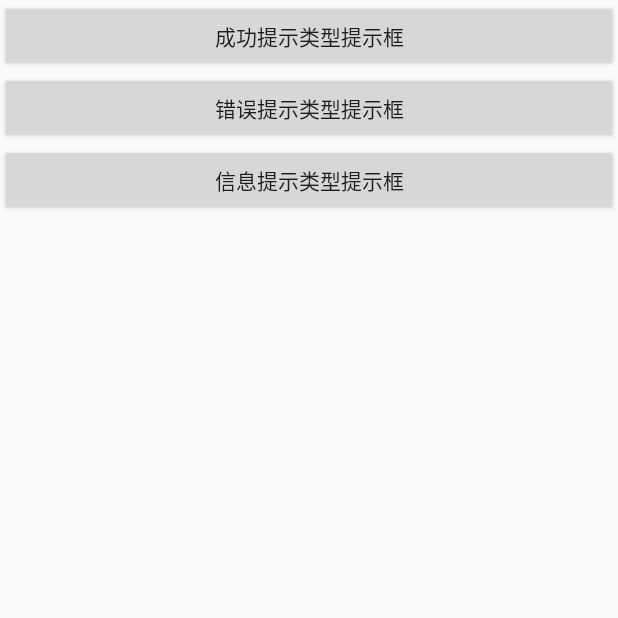
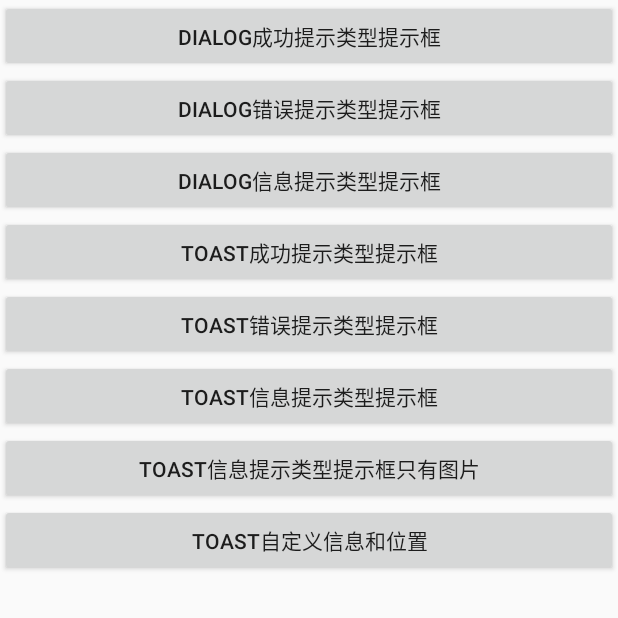
Before and after one commit to HYVincent/MyUtils, an Android app: the MsgHintActivity screen opened directly, with no data from a screen before it, on a phone screen of 412 x 824 dp, the top half of it. Run offline under Robolectric (Android 15) with nearby library versions, the phone set to English and light mode, and no system bars.

Commit message:
自定义Toast

```diff
--- a/app/src/main/java/com/vincent/example/MsgHintActivity.java
+++ b/app/src/main/java/com/vincent/example/MsgHintActivity.java
@@ -5,8 +5,10 @@ import android.content.Intent;
 import android.os.Bundle;
 import android.support.annotation.Nullable;
 import android.support.v7.app.AppCompatActivity;
+import android.view.Gravity;
 import android.view.View;
 
+import com.vincent.library.toast.ToastUtils2;
 import com.vincent.library.view.HintMsgDialog;
 
 
@@ -51,6 +53,36 @@ public class MsgHintActivity extends AppCompatActivity {
                 dialog.showInfoMsg("请勿重复点击");
             }
         });
+        findViewById(R.id.btn_msg_toast_1).setOnClickListener(new View.OnClickListener() {
+            @Override
+            public void onClick(View view) {
+                ToastUtils2.showSuccessMsg(MsgHintActivity.this,"登录成功");
+            }
+        });
+        findViewById(R.id.btn_msg_toast_2).setOnClickListener(new View.OnClickListener() {
+            @Override
+            public void onClick(View view) {
+                ToastUtils2.showErrorMsg(MsgHintActivity.this,"登陆失败");
+            }
+        });
+        findViewById(R.id.btn_msg_toast_3).setOnClickListener(new View.OnClickListener() {
+            @Override
+            public void onClick(View view) {
+                ToastUtils2.showInfoMsg(MsgHintActivity.this,"正在登录，请勿重复点击");
+            }
+        });
+        findViewById(R.id.btn_msg_toast_4).setOnClickListener(new View.OnClickListener() {
+            @Override
+            public void onClick(View view) {
+                ToastUtils2.onlyImg(MsgHintActivity.this,R.mipmap.ui_icon_notify_done);
+            }
+        });
+        findViewById(R.id.btn_msg_toast_5).setOnClickListener(new View.OnClickListener() {
+            @Override
+            public void onClick(View view) {
+                ToastUtils2.showMsg(MsgHintActivity.this,"哈哈",R.mipmap.ui_icon_notify_done, Gravity.CENTER);
+            }
+        });
     }
 
     public static void actionStart(Activity activity)
--- a/app/src/main/res/layout/activity_msg_hint.xml
+++ b/app/src/main/res/layout/activity_msg_hint.xml
@@ -8,17 +8,47 @@
         android:id="@+id/btn_msg_1"
         android:layout_width="match_parent"
         android:layout_height="wrap_content"
-        android:text="成功提示类型提示框" />
+        android:text="Dialog成功提示类型提示框" />
 
     <Button
         android:id="@+id/btn_msg_2"
         android:layout_width="match_parent"
         android:layout_height="wrap_content"
-        android:text="错误提示类型提示框" />
+        android:text="Dialog错误提示类型提示框" />
 
     <Button
         android:id="@+id/btn_msg_3"
         android:layout_width="match_parent"
         android:layout_height="wrap_content"
-        android:text="信息提示类型提示框" />
+        android:text="Dialog信息提示类型提示框" />
+
+    <Button
+        android:id="@+id/btn_msg_toast_1"
+        android:layout_width="match_parent"
+        android:layout_height="wrap_content"
+        android:text="Toast成功提示类型提示框" />
+
+    <Button
+        android:id="@+id/btn_msg_toast_2"
+        android:layout_width="match_parent"
+        android:layout_height="wrap_content"
+        android:text="Toast错误提示类型提示框" />
+
+    <Button
+        android:id="@+id/btn_msg_toast_3"
+        android:layout_width="match_parent"
+        android:layout_height="wrap_content"
+        android:text="Toast信息提示类型提示框" />
+
+    <Button
+        android:id="@+id/btn_msg_toast_4"
+        android:layout_width="match_parent"
+        android:layout_height="wrap_content"
+        android:text="Toast信息提示类型提示框只有图片" />
+    <Button
+        android:id="@+id/btn_msg_toast_5"
+        android:layout_width="match_parent"
+        android:layout_height="wrap_content"
+        android:text="Toast自定义信息和位置" />
+
 </LinearLayout>
```
Also changed, not shown: mylibrary/src/main/java/com/vincent/library/toast/ToastUtils2.java (added, +133 -0 lines), mylibrary/src/main/res/layout/toast_layout_custom.xml (added, +40 -0 lines).
